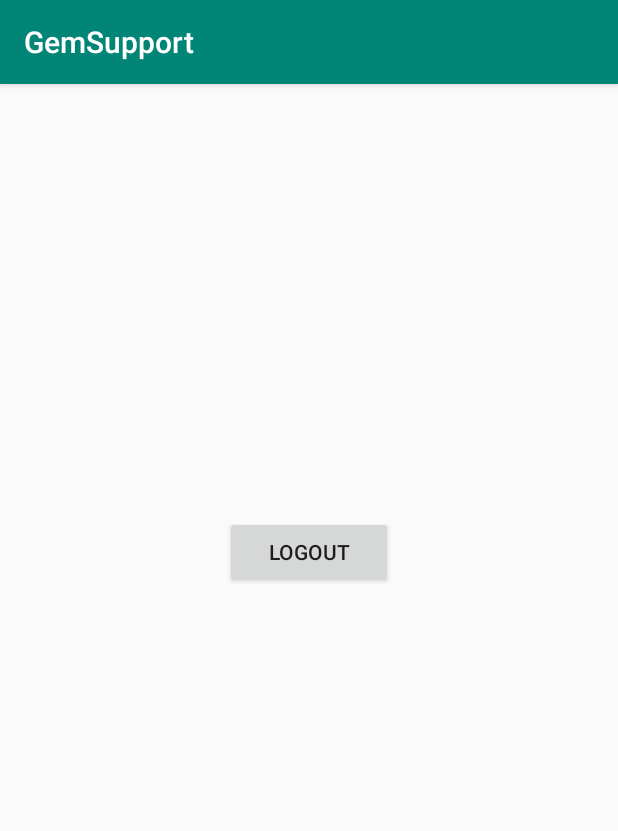
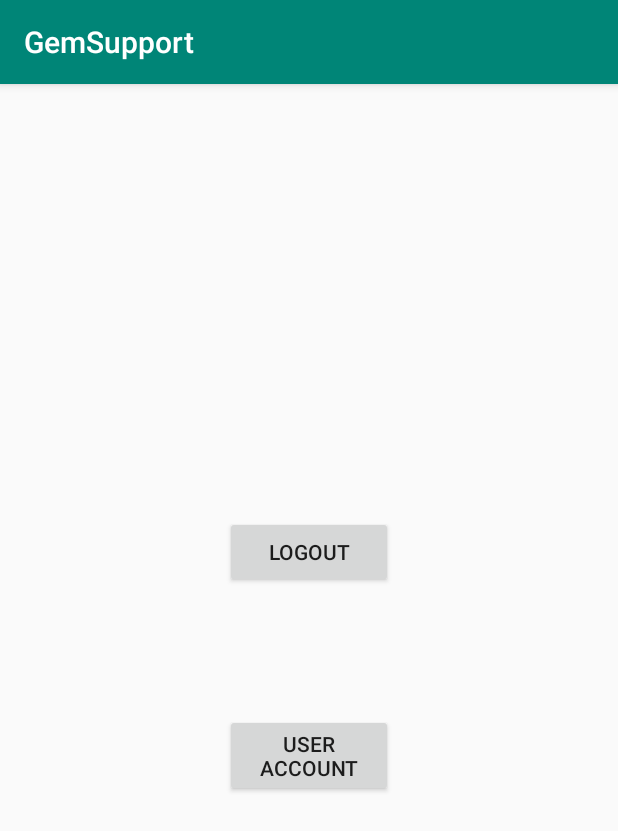
Before and after one commit to sahanmadu/GemMSupportApp, an Android app: the HomePage screen opened directly, with no data from a screen before it, on a phone screen of 412 x 824 dp. Shown: the top 831 px of the screen. Run offline under Robolectric (Android 15) with nearby library versions, the phone set to English and light mode, and no system bars; our stand-ins replace Firebase (no records; nobody signed in at launch, a user with empty details on screens opened directly).

```diff
--- a/app/src/main/java/com/example/gemsupport/HomePage.java
+++ b/app/src/main/java/com/example/gemsupport/HomePage.java
@@ -5,15 +5,28 @@ import androidx.appcompat.app.AppCompatActivity;
 import android.content.Intent;
 import android.os.Bundle;
 import android.view.View;
+import android.widget.Button;
 
 import com.google.firebase.auth.FirebaseAuth;
 
 public class HomePage extends AppCompatActivity {
-
+    Button btnUAccount;
     @Override
     protected void onCreate(Bundle savedInstanceState) {
         super.onCreate(savedInstanceState);
         setContentView(R.layout.activity_home_page);
+
+        btnUAccount=findViewById(R.id.btnUAccount);
+
+
+
+        btnUAccount.setOnClickListener(new View.OnClickListener() {
+            @Override
+            public void onClick(View view) {
+                startActivity(new Intent(getApplicationContext(), UserAccount.class));
+            }
+        });
+
     }
 
     public void logout(View view) {
--- a/app/src/main/res/layout/activity_home_page.xml
+++ b/app/src/main/res/layout/activity_home_page.xml
@@ -20,4 +20,19 @@
         app:layout_constraintTop_toTopOf="parent"
         android:onClick="logout"/>
 
+    <Button
+        android:id="@+id/btnUAccount"
+        android:layout_width="0dp"
+        android:layout_height="wrap_content"
+        android:layout_marginStart="150dp"
+        android:layout_marginTop="84dp"
+        android:layout_marginEnd="150dp"
+        android:onClick="logout"
+        android:text="user account"
+        android:textAlignment="center"
+        app:layout_constraintEnd_toEndOf="parent"
+        app:layout_constraintHorizontal_bias="1.0"
+        app:layout_constraintStart_toStartOf="parent"
+        app:layout_constraintTop_toBottomOf="@+id/button2" />
+
 </androidx.constraintlayout.widget.ConstraintLayout>
```
Also changed, not shown: app/src/main/java/com/example/gemsupport/UserAccount.java (+30 -0 lines), app/src/main/res/layout/activity_user_account.xml (+71 -0 lines).
